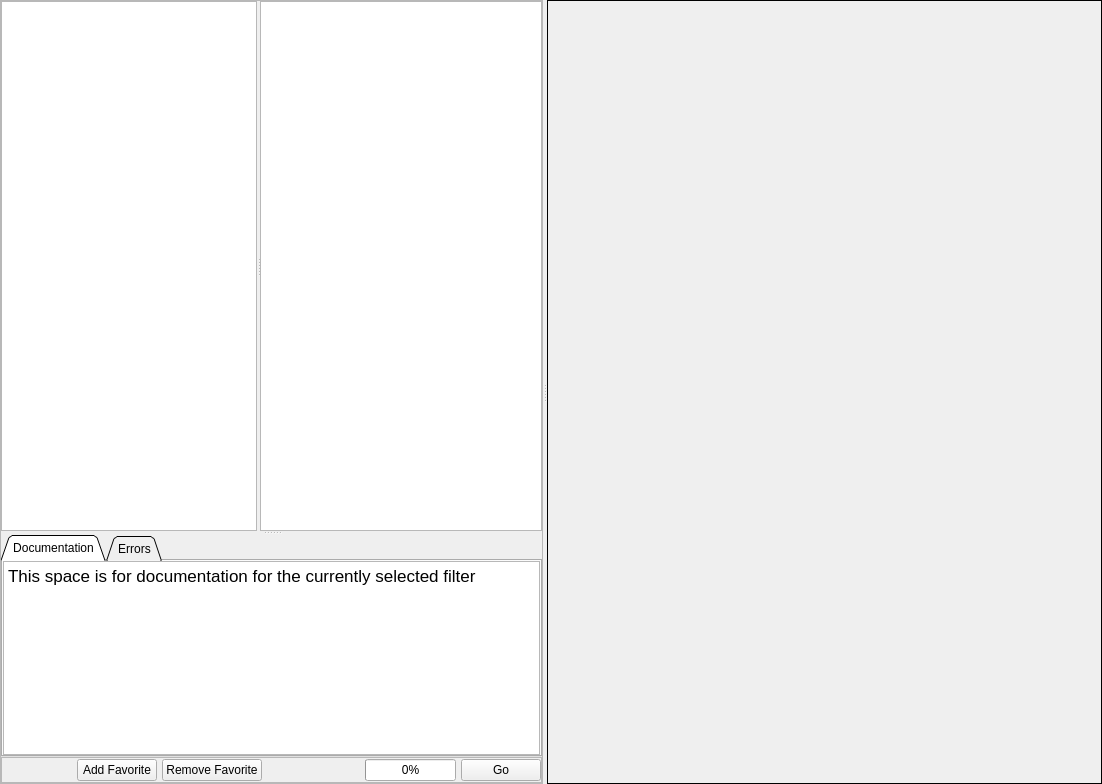
First picture: the form in Source/PipelineBuilder/UI_Files/PipelineBuilderWidget.ui, repository BlueQuartzSoftware/DREAM3D, before the edit.
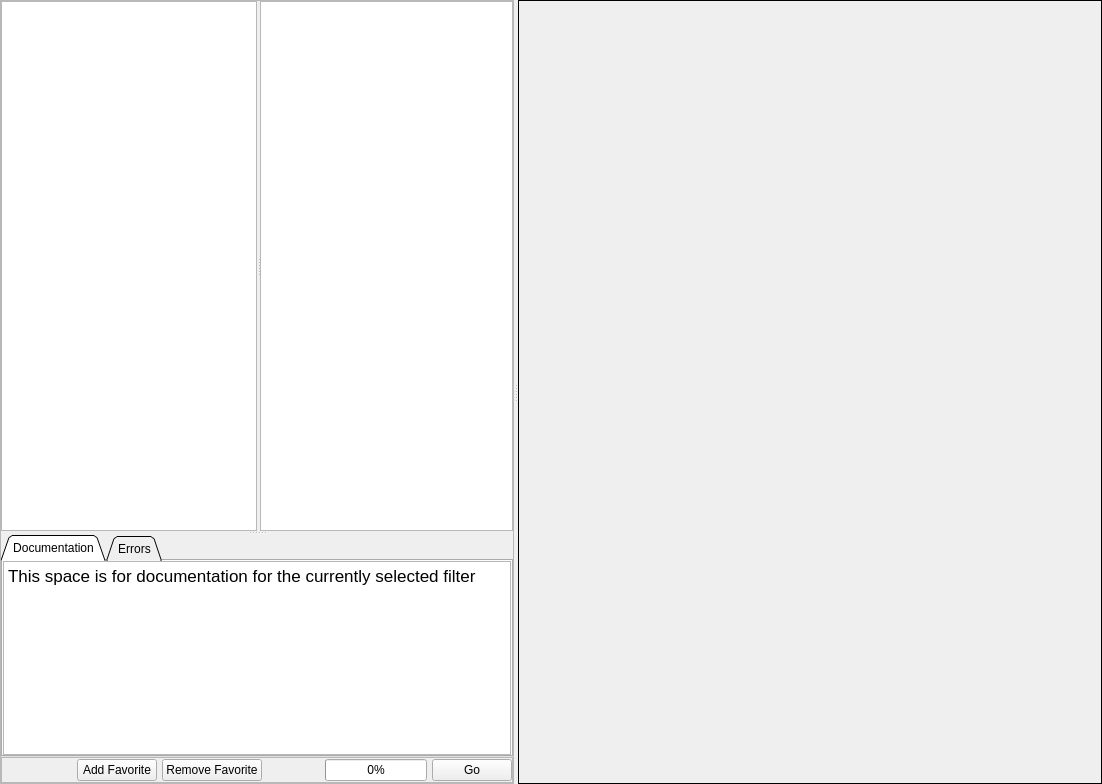
Second picture: the form after the edit. The open tabs and pages were chosen to show the change. Icons and pictures are not drawn. Custom widgets are drawn as their Qt base class.

Commit message: Added functionality to add and remove a favorite pipeline

Patch:
```diff
--- a/Source/PipelineBuilder/UI_Files/PipelineBuilderWidget.ui
+++ b/Source/PipelineBuilder/UI_Files/PipelineBuilderWidget.ui
@@ -194,7 +194,7 @@
                <string>&lt;!DOCTYPE HTML PUBLIC &quot;-//W3C//DTD HTML 4.0//EN&quot; &quot;http://www.w3.org/TR/REC-html40/strict.dtd&quot;&gt;
 &lt;html&gt;&lt;head&gt;&lt;meta name=&quot;qrichtext&quot; content=&quot;1&quot; /&gt;&lt;style type=&quot;text/css&quot;&gt;
 p, li { white-space: pre-wrap; }
-&lt;/style&gt;&lt;/head&gt;&lt;body style=&quot; font-family:'MS Shell Dlg 2'; font-size:8.25pt; font-weight:400; font-style:normal;&quot;&gt;
+&lt;/style&gt;&lt;/head&gt;&lt;body style=&quot; font-family:'MS Shell Dlg 2'; font-size:7.8pt; font-weight:400; font-style:normal;&quot;&gt;
 &lt;p style=&quot; margin-top:0px; margin-bottom:0px; margin-left:0px; margin-right:0px; -qt-block-indent:0; text-indent:0px;&quot;&gt;&lt;span style=&quot; font-family:'Lucida Grande'; font-size:13pt;&quot;&gt;This space is for documentation for the currently selected filter&lt;/span&gt;&lt;/p&gt;&lt;/body&gt;&lt;/html&gt;</string>
               </property>
              </widget>
@@ -493,19 +493,6 @@
             </property>
            </widget>
           </item>
-          <item>
-           <spacer name="horizontalSpacer_2">
-            <property name="orientation">
-             <enum>Qt::Horizontal</enum>
-            </property>
-            <property name="sizeHint" stdset="0">
-             <size>
-              <width>40</width>
-              <height>20</height>
-             </size>
-            </property>
-           </spacer>
-          </item>
           <item>
            <widget class="QProgressBar" name="m_progressBar">
             <property name="value">
@@ -561,7 +548,7 @@
         <rect>
          <x>0</x>
          <y>0</y>
-         <width>581</width>
+         <width>511</width>
          <height>782</height>
         </rect>
        </property>
```
The commit also changes 6 other files.
